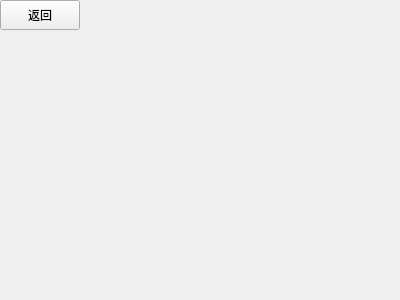
Above: RailArt/tripmanager.ui from sinpkusps/RailArt before the change. Below: the same form after it.
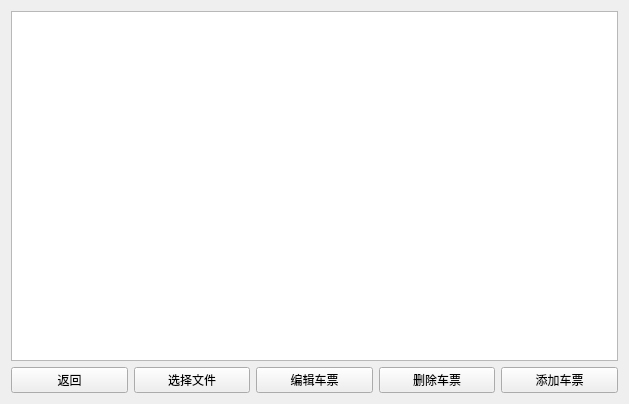
That is the form after the change.

Commit message: update  simplified module3 tripmanager

Patch:
```diff
--- a/RailArt/tripmanager.ui
+++ b/RailArt/tripmanager.ui
@@ -6,26 +6,60 @@
    <rect>
     <x>0</x>
     <y>0</y>
-    <width>400</width>
-    <height>300</height>
+    <width>629</width>
+    <height>404</height>
    </rect>
   </property>
   <property name="windowTitle">
    <string>Form</string>
   </property>
-  <widget class="QPushButton" name="backButton">
-   <property name="geometry">
-    <rect>
-     <x>0</x>
-     <y>0</y>
-     <width>80</width>
-     <height>30</height>
-    </rect>
-   </property>
-   <property name="text">
-    <string>返回</string>
-   </property>
-  </widget>
+  <layout class="QVBoxLayout" name="verticalLayout">
+   <item>
+    <widget class="QTableView" name="TicketList"/>
+   </item>
+   <item>
+    <layout class="QHBoxLayout" name="horizontalLayout_2">
+     <property name="topMargin">
+      <number>0</number>
+     </property>
+     <item>
+      <widget class="QPushButton" name="backButton">
+       <property name="text">
+        <string>返回</string>
+       </property>
+      </widget>
+     </item>
+     <item>
+      <widget class="QPushButton" name="selectFile">
+       <property name="text">
+        <string>选择文件</string>
+       </property>
+      </widget>
+     </item>
+     <item>
+      <widget class="QPushButton" name="EditTicket">
+       <property name="text">
+        <string>编辑车票</string>
+       </property>
+      </widget>
+     </item>
+     <item>
+      <widget class="QPushButton" name="RemoveTicket">
+       <property name="text">
+        <string>删除车票</string>
+       </property>
+      </widget>
+     </item>
+     <item>
+      <widget class="QPushButton" name="newTicket">
+       <property name="text">
+        <string>添加车票</string>
+       </property>
+      </widget>
+     </item>
+    </layout>
+   </item>
+  </layout>
  </widget>
  <resources/>
  <connections/>
```
The commit also changes 11 other files.
